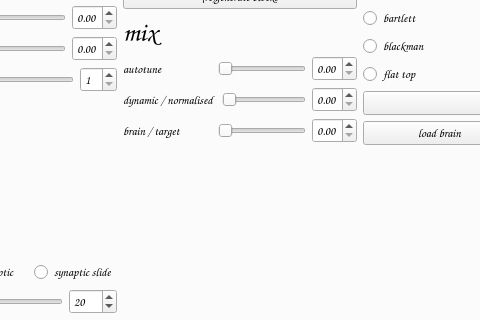
aeiouaeiouaeiouaeiouaeiouaeiou/samplebrain, file samplebrain/interface/samplebrain.ui: the form before one commit; both pictures show x 215 to 695 and y 328 to 648 of the 910 by 795 pixel window.
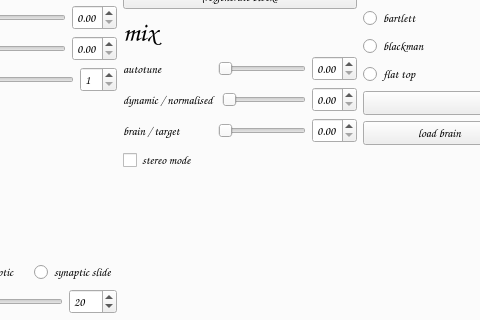
The form after the commit. Icons and pictures are not drawn.

Commit message: stereo mode

```diff
--- a/samplebrain/interface/samplebrain.ui
+++ b/samplebrain/interface/samplebrain.ui
@@ -1123,6 +1123,13 @@
             </item>
            </layout>
           </item>
+          <item>
+           <widget class="QCheckBox" name="checkBoxStereo">
+            <property name="text">
+             <string>stereo mode</string>
+            </property>
+           </widget>
+          </item>
           <item>
            <spacer name="verticalSpacer">
             <property name="orientation">
```
Left out of the diff: 19 changed lines with no effect on the pictures. The commit also changes 12 other files.
